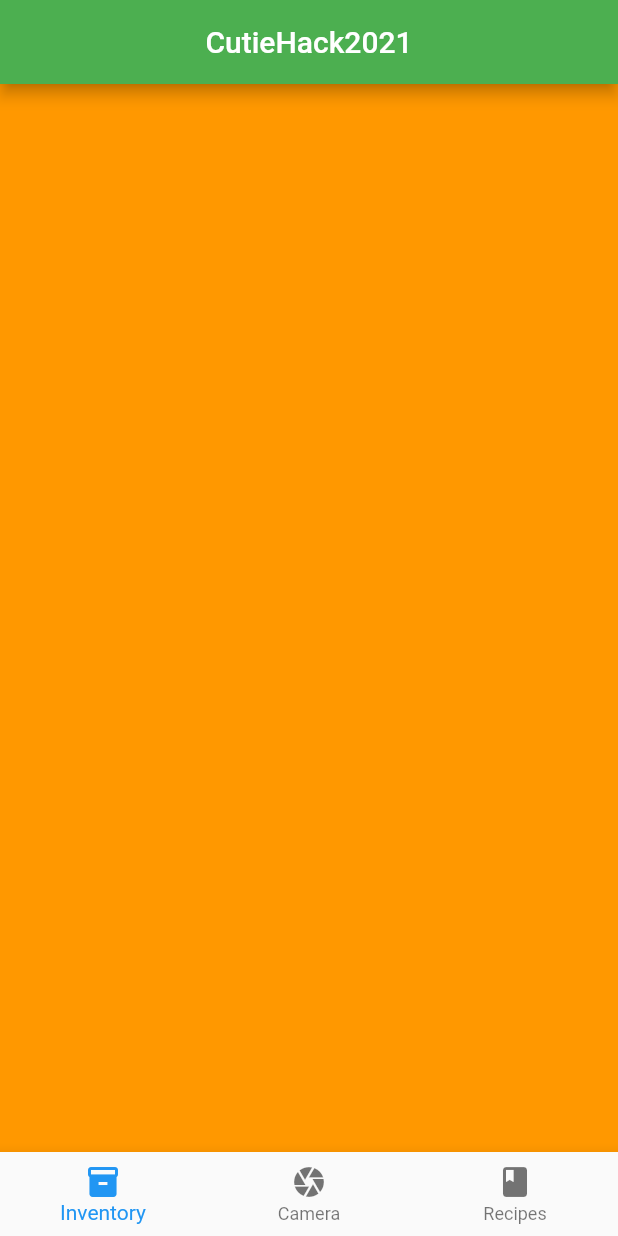
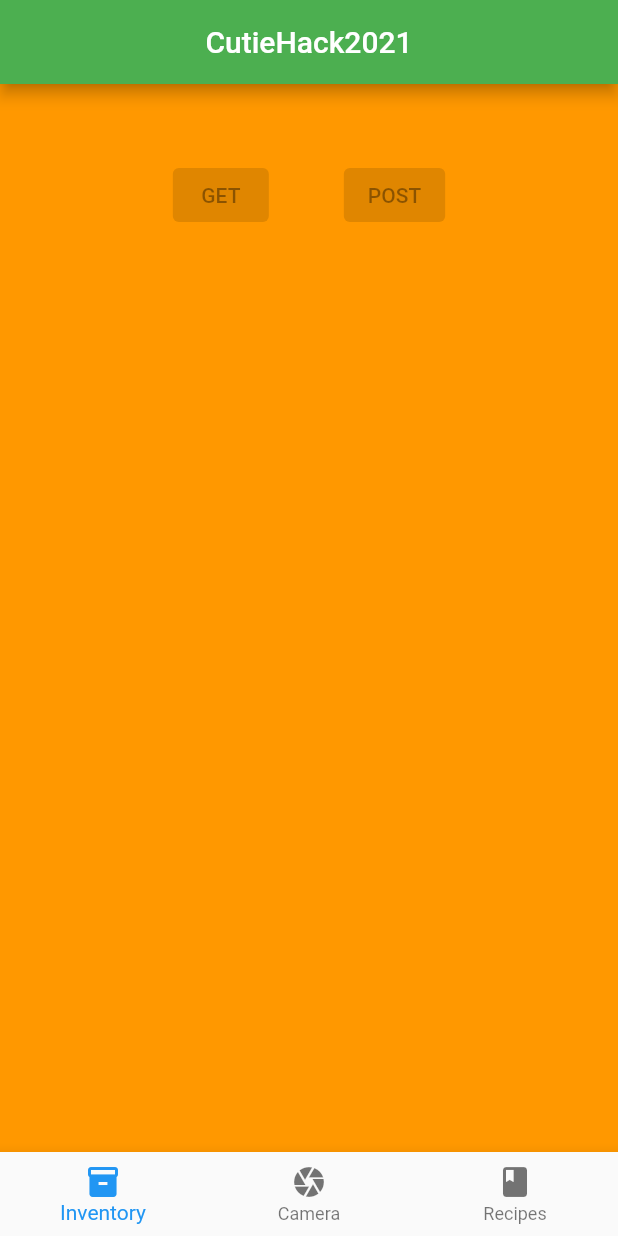
Before and after one commit to MachineLearningAmateur/CutieHack_2021, a Flutter app: the screen it shows after launch, on a phone screen of 412 x 824 dp. Run offline on Flutter 3.47's test engine with Material 2 defaults, Android fonts, the phone set to English and light mode, and no system bars; statements that could not run were skipped.

Commit message:
get and post requests working

```diff
--- a/lib/main.dart
+++ b/lib/main.dart
@@ -1,4 +1,103 @@
 import 'package:flutter/material.dart';
+import 'package:flutter/foundation.dart';
+
+import 'package:http/http.dart';
+
+const urlPrefix = 'https://jsonplaceholder.typicode.com';
+
+// static const env_url = "https://api.veryfi.com/";
+// static const client_id = "vrfSKS0w86oPtUipeNmncWr4eMBNsDjugmcuNus";
+
+// static const username = "mlee212";
+// static const api_key = "8688160f63121472f1d59a8497c5eb93";
+
+//----------------------------------------------------------------
+
+class HomePageManager {
+  final resultNotifier = ValueNotifier<RequestState>(RequestInitial());
+  static const urlPrefix = 'https://jsonplaceholder.typicode.com';
+
+  Future<void> makeGetRequest() async {
+    resultNotifier.value = RequestLoadInProgress();
+    final url = Uri.parse('$urlPrefix/posts');
+    Response response = await get(url);
+    print('Status code: ${response.statusCode}');
+    print('Headers: ${response.headers}');
+    print('Body: ${response.body}');
+    _handleResponse(response);
+  }
+
+  Future<void> makePostRequest() async {
+    resultNotifier.value = RequestLoadInProgress();
+    final url = Uri.parse('$urlPrefix/posts');
+    final headers = {"Content-type": "application/json"};
+    final json = '{"title": "Hello", "body": "body text", "userId": 1}';
+    final response = await post(url, headers: headers, body: json);
+    print('Status code: ${response.statusCode}');
+    print('Body: ${response.body}');
+    _handleResponse(response);
+  }
+
+  Future<void> makePutRequest() async {
+    resultNotifier.value = RequestLoadInProgress();
+    final url = Uri.parse('$urlPrefix/posts/1');
+    final headers = {"Content-type": "application/json"};
+    final json = '{"title": "Hello", "body": "body text", "userId": 1}';
+    final response = await put(url, headers: headers, body: json);
+    print('Status code: ${response.statusCode}');
+    print('Body: ${response.body}');
+    _handleResponse(response);
+  }
+
+  Future<void> makePatchRequest() async {
+    resultNotifier.value = RequestLoadInProgress();
+    final url = Uri.parse('$urlPrefix/posts/1');
+    final headers = {"Content-type": "application/json"};
+    final json = '{"title": "Hello"}';
+    final response = await patch(url, headers: headers, body: json);
+    print('Status code: ${response.statusCode}');
+    print('Body: ${response.body}');
+    _handleResponse(response);
+  }
+
+  Future<void> makeDeleteRequest() async {
+    resultNotifier.value = RequestLoadInProgress();
+    final url = Uri.parse('$urlPrefix/posts/1');
+    final response = await delete(url);
+    print('Status code: ${response.statusCode}');
+    print('Body: ${response.body}');
+    _handleResponse(response);
+  }
+
+  void _handleResponse(Response response) {
+    if (response.statusCode >= 400) {
+      resultNotifier.value = RequestLoadFailure();
+    } else {
+      resultNotifier.value = RequestLoadSuccess(response.body);
+    }
+  }
+}
+
+//----------------------------------------------------------------
+
+class RequestState {
+  const RequestState();
+}
+
+//----------------------------------------------------------------
+
+class RequestInitial extends RequestState {}
+
+class RequestLoadInProgress extends RequestState {}
+
+class RequestLoadSuccess extends RequestState {
+  const RequestLoadSuccess(this.body);
+  final String body;
+}
+
+class RequestLoadFailure extends RequestState {}
+
+//------------------------------------------------------------------
 
 void main() => runApp(MyApp());
 
@@ -31,13 +130,12 @@ class Menu extends StatefulWidget {
 class _MenuState extends State<Menu> {
   static final length = 3;
   static final double wl = 125;
+  final stateManager = HomePageManager();
 
   @override
   void initState() {
     super.initState();
-
   }
-
 
   void tap() {}
 
@@ -50,21 +148,72 @@ class _MenuState extends State<Menu> {
           'CutieHack2021',
           textAlign: TextAlign.center,
         ),
+
+        //------------------------
+
+        //-------------------------
         backgroundColor: Colors.green,
       ),
-      bottomNavigationBar: BottomNavigationBar(
-        items: const <BottomNavigationBarItem>[
-          BottomNavigationBarItem(
-            icon: Icon(Icons.inventory),
-            label: 'Inventory'),
-          BottomNavigationBarItem(
-            icon: Icon(Icons.camera),
-            label: 'Camera'),
-          BottomNavigationBarItem(
-            icon: Icon(Icons.book),
-            label: 'Recipes')
-            ]
+
+      //------------
+      body: Column(
+        children: [
+          SizedBox(height: 50),
+          Center(
+            child: Wrap(
+              spacing: 50,
+              alignment: WrapAlignment.center,
+              children: [
+                ElevatedButton(
+                  onPressed: makeGetRequest,
+                  child: Text('GET'),
+                ),
+                ElevatedButton(
+                  onPressed: makePostRequest,
+                  child: Text('POST'),
+                ),
+                // ElevatedButton(
+                //   onPressed: stateManager.makePutRequest,
+                //   child: Text('PUT'),
+                // ),
+                // ElevatedButton(
+                //   onPressed: stateManager.makePatchRequest,
+                //   child: Text('PATCH'),
+                // ),
+                // ElevatedButton(
+                //   onPressed: stateManager.makeDeleteRequest,
+                //   child: Text('DELETE'),
+                // ),
+              ],
+            ),
+          ),
+          SizedBox(height: 20),
+          ValueListenableBuilder<RequestState>(
+            valueListenable: ValueNotifier<RequestState>(RequestInitial()),
+            builder: (context, requestState, child) {
+              if (requestState is RequestLoadInProgress) {
+                return CircularProgressIndicator();
+              } else if (requestState is RequestLoadSuccess) {
+                return Expanded(
+                    child:
+                        SingleChildScrollView(child: Text(requestState.body)));
+              } else {
+                return Container();
+              }
+            },
+          ),
+        ],
       ),
+
+      //----------------------
+
+      bottomNavigationBar:
+          BottomNavigationBar(items: const <BottomNavigationBarItem>[
+        BottomNavigationBarItem(
+            icon: Icon(Icons.inventory), label: 'Inventory'),
+        BottomNavigationBarItem(icon: Icon(Icons.camera), label: 'Camera'),
+        BottomNavigationBarItem(icon: Icon(Icons.book), label: 'Recipes')
+      ]),
     );
   }
 }
--- a/pubspec.yaml
+++ b/pubspec.yaml
@@ -27,6 +27,8 @@ environment:
 # the latest version available on pub.dev. To see which dependencies have newer
 # versions available, run `flutter pub outdated`.
 dependencies:
+  http: ^0.13.4
+
   flutter:
     sdk: flutter
 
```
Also changed, not shown: pubspec.lock, 1 other file.
